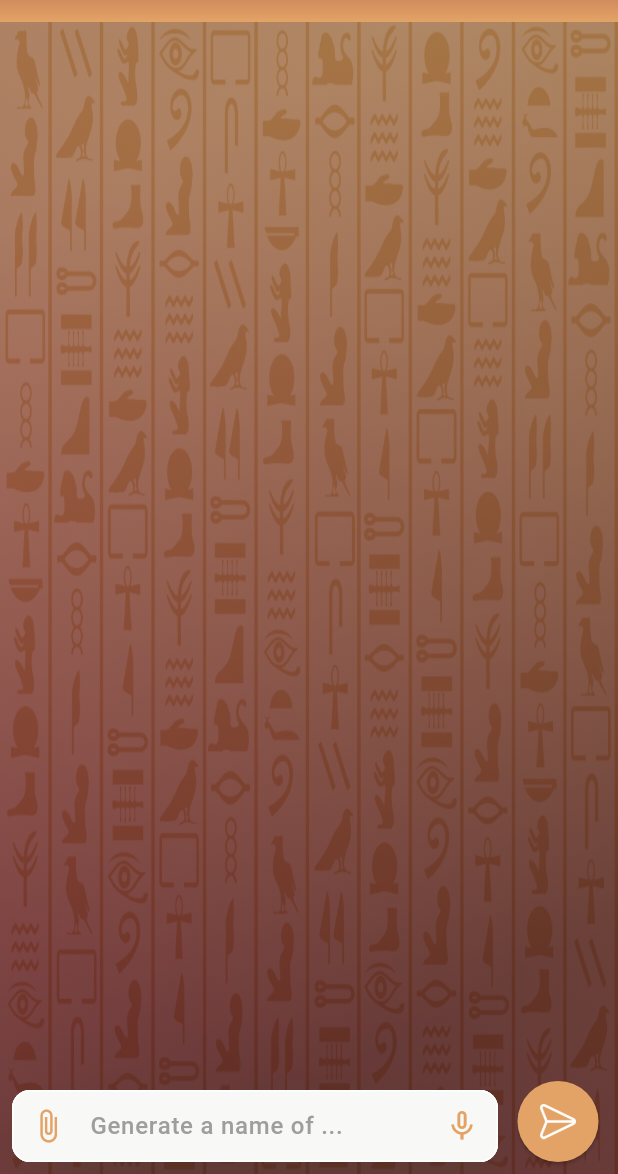
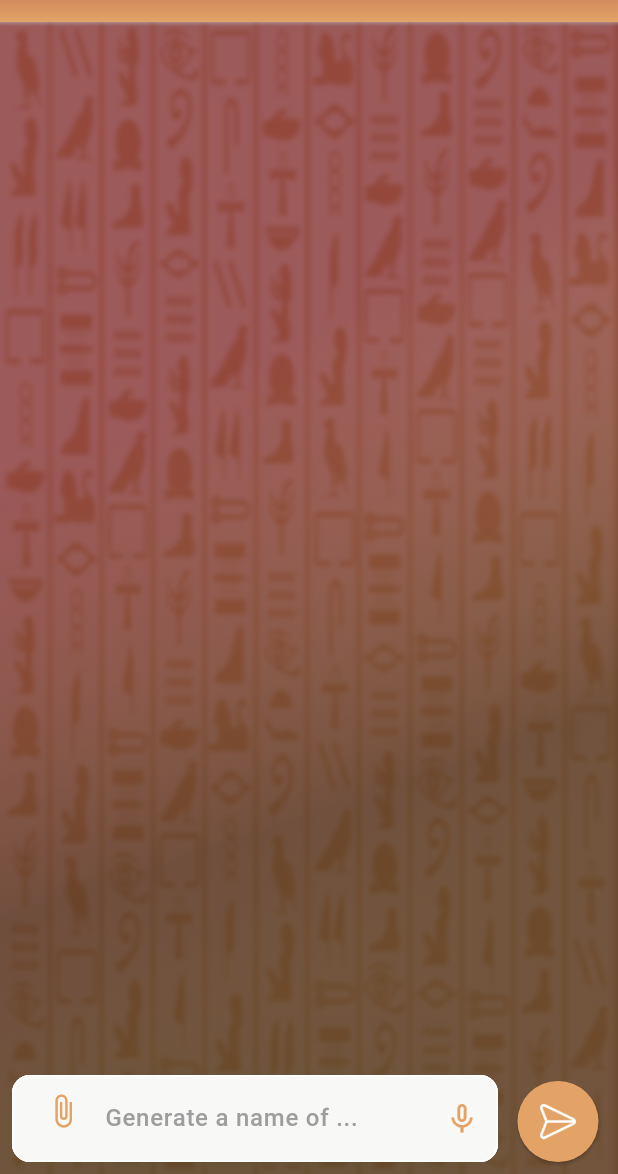
Before and after one commit to hebasalhien/explore-egypt, a Flutter app: the ChatPage screen opened directly, on a phone screen of 412 x 824 dp, the part 62-1236 px from its top. Run offline on Flutter 3.47's test engine with Material 3 defaults, Android fonts, the phone set to English and light mode, and no system bars; our stand-ins replace cookie_jar, dio, dio_cookie_manager, file_picker, flutter_bloc, flutter_markdown and 5 more; accounts and stored records are empty.

Commit message:
edit chat background & connect and test send message with file & handle markdown text

```diff
--- a/lib/features/chat/presentation/cubit/chat_cubit/chat_cubit.dart
+++ b/lib/features/chat/presentation/cubit/chat_cubit/chat_cubit.dart
@@ -15,6 +15,7 @@ class ChatCubit extends Cubit<ChatState> {
   Future<void> sendMessage({
     required String message,
     String? conversationId,
+    List<String>? filePath,
   }) async {
     debugPrint('Sending message: $message to conversationId: $conversationId');
     final newMessage = MessageModel(
@@ -32,6 +33,7 @@ class ChatCubit extends Cubit<ChatState> {
       final data = await _chatRepository.sendMessage(
         conversationId,
         message: message,
+        filePath: filePath,
       );
       debugPrint('Message sent successfully: $data');
       if (conversationId == null && data['conversationId'] != null) {
--- a/lib/features/chat/presentation/views/widgets/chat_background.dart
+++ b/lib/features/chat/presentation/views/widgets/chat_background.dart
@@ -1,59 +1,92 @@
+import 'dart:ui';
+import 'dart:math' as math;
 import 'package:explore_egypt/core/constants/app_constants.dart';
 import 'package:flutter/material.dart';
 
 class ChatBackground extends StatelessWidget {
-  const ChatBackground({
-    super.key,
-  });
+  const ChatBackground({super.key});
 
   @override
   Widget build(BuildContext context) {
-    return Stack(
+    return Container(
+      width: double.infinity,
+      height: double.infinity,
+      color: Colors.white,
+      child: Stack(
+        clipBehavior: Clip.none,
         children: [
-        Positioned.fill(
-          child: Image.asset(AppConstants.bgImage, fit: BoxFit.fill),
-        ),
-        Container(
-          decoration: BoxDecoration(
+          // Rectangle 39953 (Gradient)
+          Positioned(
+            left: -17,
+            right: -17,
+            top: 0,
+            bottom: 0,
+            child: Transform.scale(
+              scaleY: -1,
+              child: Container(
+                decoration: const BoxDecoration(
                   gradient: LinearGradient(
-              begin: Alignment.topRight, // ~209deg
-              end: Alignment.bottomLeft,
+                    transform: GradientRotation((209.61 - 90) * math.pi / 180),
                     colors: [
-                Color(0xCCE3A366),
-                Color(0xCCDC9262),
-                Color(0xCCC25454),
+                      Color(0xFFE3A366),
+                      Color(0xFFDC9262),
+                      Color(0xFFC25454),
                     ],
-              stops: [0.013, 0.273, 0.842],
+                    stops: [0.0132, 0.2734, 0.8428],
                   ),
                 ),
               ),
-        Container(
-          decoration: BoxDecoration(
+            ),
+          ),
+
+          // Background Texture Image (Responsive)
+          Positioned.fill(
+            child: Opacity(
+              opacity: 0.2,
+              child: Image.asset(
+                AppConstants.bgImage,
+                fit: BoxFit.fill,
+                alignment: Alignment.center,
+              ),
+            ),
+          ),
+
+          // Frame 1171275584 (Overlay)
+          Positioned.fill(
+            child: ClipRect(
+              child: BackdropFilter(
+                filter: ImageFilter.blur(sigmaX: 1.95, sigmaY: 1.95),
+                child: Stack(
+                  children: [
+                    Positioned.fill(
+                      child: Container(
+                        decoration: const BoxDecoration(
                           gradient: LinearGradient(
-              begin: Alignment.topLeft,
-              end: Alignment.bottomRight, // ~160deg
+                            transform:
+                                GradientRotation((160.53 - 90) * math.pi / 180),
+                            stops: [0.1401, 0.8329],
                             colors: [
                               Color.fromRGBO(119, 34, 25, 0),
                               Color.fromRGBO(22, 2, 0, 0.39),
                             ],
-              stops: [0.14, 0.83],
                           ),
                         ),
                       ),
-
-        Container(
-          decoration: BoxDecoration(
-            gradient: LinearGradient(
-              begin: Alignment.topCenter,
-              end: Alignment.bottomCenter,
-              colors: [
-                Color.fromRGBO(0, 0, 0, 0.24),
-                Color.fromRGBO(0, 0, 0, 0.24),
+                    ),
+                    Positioned.fill(
+                      child: Container(
+                        decoration: const BoxDecoration(
+                          color: Color.fromRGBO(0, 0, 0, 0.24),
+                        ),
+                      ),
+                    ),
                   ],
                 ),
               ),
             ),
+          ),
         ],
+      ),
     );
   }
 }
--- a/lib/features/chat/presentation/views/widgets/custom_row.dart
+++ b/lib/features/chat/presentation/views/widgets/custom_row.dart
@@ -2,24 +2,34 @@ import 'package:explore_egypt/core/constants/app_constants.dart';
 import 'package:explore_egypt/core/theme/app_colors.dart';
 import 'package:explore_egypt/features/chat/presentation/views/widgets/message_text_field.dart';
 import 'package:flutter/material.dart';
+
+import 'package:file_picker/file_picker.dart';
 
 class CustomRow extends StatelessWidget {
   const CustomRow({
     super.key,
     required this.controller,
     required this.onPressed,
+    required this.files,
+    required this.onFilesChanged,
   });
   final TextEditingController controller;
-  final VoidCallback onPressed;
+  final void Function(List<PlatformFile> files) onPressed;
+  final List<PlatformFile> files;
+  final ValueChanged<List<PlatformFile>> onFilesChanged;
   @override
   Widget build(BuildContext context) {
     return Row(
       spacing: 8,
       crossAxisAlignment: CrossAxisAlignment.end,
       children: [
-        MessageTextField(controller: controller),
+        MessageTextField(
+          controller: controller,
+          files: files,
+          onFilesChanged: onFilesChanged,
+        ),
         ElevatedButton(
-          onPressed: onPressed,
+          onPressed: () => onPressed(files),
           style: ElevatedButton.styleFrom(
             backgroundColor: AppColors.kPrimaryColor,
             shape: CircleBorder(eccentricity: 0),
--- a/lib/features/chat/presentation/views/widgets/message_text_field.dart
+++ b/lib/features/chat/presentation/views/widgets/message_text_field.dart
@@ -4,17 +4,17 @@ import 'package:explore_egypt/features/chat/presentation/views/widgets/attachmen
 import 'package:file_picker/file_picker.dart';
 import 'package:flutter/material.dart';
 
-class MessageTextField extends StatefulWidget {
-  const MessageTextField({super.key, required this.controller});
+class MessageTextField extends StatelessWidget {
+  const MessageTextField({
+    super.key,
+    required this.controller,
+    required this.files,
+    required this.onFilesChanged,
+  });
 
   final TextEditingController controller;
-
-  @override
-  State<MessageTextField> createState() => _MessageTextFieldState();
-}
-
-class _MessageTextFieldState extends State<MessageTextField> {
-  List<PlatformFile> files = [];
+  final List<PlatformFile> files;
+  final ValueChanged<List<PlatformFile>> onFilesChanged;
 
   @override
   Widget build(BuildContext context) {
@@ -50,9 +50,8 @@ class _MessageTextFieldState extends State<MessageTextField> {
                     final file = files[index];
                     return AttachmentCard(
                       onPressed: () {
-                        setState(() {
-                          files.removeAt(index);
-                        });
+                        final updatedFiles = List<PlatformFile>.from(files)..removeAt(index);
+                        onFilesChanged(updatedFiles);
                       },
                       filePath: file.path.toString(),
                       fileExtension: file.extension,
@@ -61,7 +60,7 @@ class _MessageTextFieldState extends State<MessageTextField> {
                 ),
               ),
             TextField(
-              controller: widget.controller,
+              controller: controller,
               textInputAction: TextInputAction.newline,
               keyboardType: TextInputType.multiline,
               maxLines: 5,
@@ -87,21 +86,24 @@ class _MessageTextFieldState extends State<MessageTextField> {
                   onPressed: () {},
                   icon: Icon(Icons.mic_none),
                 ),
-                prefixIcon: IconButton(
+                prefixIcon: Padding(
+                  padding: const EdgeInsets.only(bottom:10.0,left: 10),
+                  child: IconButton(
                     onPressed: () async {
                       try {
                         final pickedFiles = await FilePickerServices.pickFiles();
                         if (pickedFiles != null) {
-                        setState(() {
-                          files.addAll(pickedFiles);
-                        });
-                      } else {}
+                          final updatedFiles = List<PlatformFile>.from(files)..addAll(pickedFiles);
+                          onFilesChanged(updatedFiles);
+                        }
                       } on Exception catch (e) {
                         debugPrint("exception was cought: ${e.toString()}");
                       }
                     },
                     icon: Icon(Icons.attach_file),
                   ),
+                ),
+
               ),
             ),
           ],
```
Also changed, not shown: lib/features/chat/model/data_sources/chat_remote_data_source.dart (+23 -1 lines), lib/features/chat/model/repos/chat_repository.dart (+6 -1 lines), lib/features/chat/presentation/cubit/conversation_cubit/conversation_cubit.dart (+4 -4 lines), lib/features/chat/presentation/views/chat_page.dart (+18 -1 lines), lib/features/chat/presentation/views/widgets/chat_bubble.dart (+15 -1 lines). Lines whose indentation alone changed are shown as unchanged.
